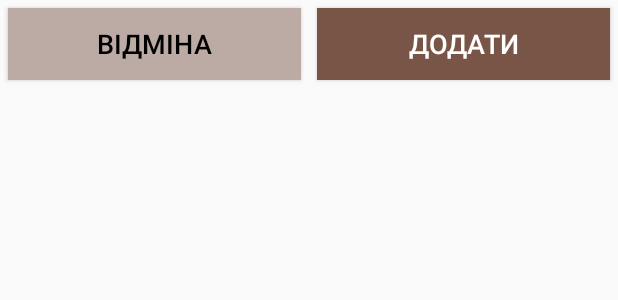
After one commit to ruslanAndroidDev/git-myEnglish, an Android app: the layout panel_btn.xml on its own in the app's theme, with its tools: preview values and no code run, on a phone screen of 412 x 824 dp. The commit adds this screen. Shown: the top 300 px of the screen. Run offline under Robolectric (Android 15) with nearby library versions, the phone set to English and light mode, and no system bars.

Commit message:
реалізовано додавання соів з firebase

```diff
--- a/app/src/main/java/com/example/pk/myapplication/adapter/WordPackAdapter.java
+++ b/app/src/main/java/com/example/pk/myapplication/adapter/WordPackAdapter.java
@@ -1,6 +1,7 @@
 package com.example.pk.myapplication.adapter;
 
 import android.content.Context;
+import android.support.v4.view.ViewCompat;
 import android.support.v7.widget.RecyclerView;
 import android.view.LayoutInflater;
 import android.view.View;
@@ -64,6 +65,8 @@ public class WordPackAdapter extends RecyclerView.Adapter<com.example.pk.myappli
 
         Picasso.with(context).load(wordPacks.get(position).getPhotoUrl()).into(pack_photo);
         pack_name.setText(wordPacks.get(position).getName());
+
+        ViewCompat.setTransitionName(holder.pack_photo, pack_name.getText().toString());
     }
 
     @Override
--- a/app/src/main/java/com/example/pk/myapplication/view/IVocabulary.java
+++ b/app/src/main/java/com/example/pk/myapplication/view/IVocabulary.java
@@ -15,4 +15,6 @@ public interface IVocabulary extends MvpView {
     void showData(ArrayList<Word> data);
     void insertWord(String translate,String original,int status);
     void showPanel(WordPack wordPack);
+
+    void hidePanel();
 }
--- a/app/src/main/res/layout/my_vocabulary_frag.xml
+++ b/app/src/main/res/layout/my_vocabulary_frag.xml
@@ -35,7 +35,7 @@
         android:id="@+id/slideView"
         android:layout_width="match_parent"
         android:layout_height="match_parent"
-        android:background="#81c784"
+        android:background="#c5e1a5"
         android:visibility="gone">
 
         <android.support.v7.widget.RecyclerView
--- /dev/null
+++ b/app/src/main/res/layout/panel_btn.xml
@@ -0,0 +1,29 @@
+<?xml version="1.0" encoding="utf-8"?>
+<LinearLayout xmlns:android="http://schemas.android.com/apk/res/android"
+    android:layout_width="match_parent"
+    android:layout_height="wrap_content"
+    android:orientation="horizontal">
+
+    <Button
+        android:id="@+id/btn_cancel"
+        android:layout_width="match_parent"
+        android:layout_height="wrap_content"
+        android:layout_margin="5dp"
+        android:layout_weight="1"
+        android:background="#bcaaa4"
+        android:text="Відміна"
+        android:textColor="#000000"
+        android:textSize="18sp" />
+
+    <Button
+        android:id="@+id/btn_ok"
+        android:layout_width="match_parent"
+        android:layout_height="wrap_content"
+        android:layout_margin="5dp"
+        android:layout_weight="1"
+        android:background="@color/colorPrimary"
+        android:text="Додати"
+        android:textColor="@color/white"
+        android:textSize="18sp" />
+
+</LinearLayout>
```
Also changed, not shown: app/src/main/java/com/example/pk/myapplication/adapter/PanelAdapter.java (+43 -8 lines), app/src/main/java/com/example/pk/myapplication/model/ClicableWord.java (added, +27 -0 lines), app/src/main/java/com/example/pk/myapplication/model/WordPack.java (+20 -7 lines), app/src/main/java/com/example/pk/myapplication/presenter/VocabularyPresenter.java (+13 -0 lines), app/src/main/java/com/example/pk/myapplication/view/MainActivity.java (+9 -4 lines), app/src/main/java/com/example/pk/myapplication/view/VocabularyFragment.java (+12 -2 lines), app/src/main/res/layout/panel_word.xml (+13 -10 lines), app/src/main/res/layout/start_challenge.xml (+7 -2 lines), 1 other file.
